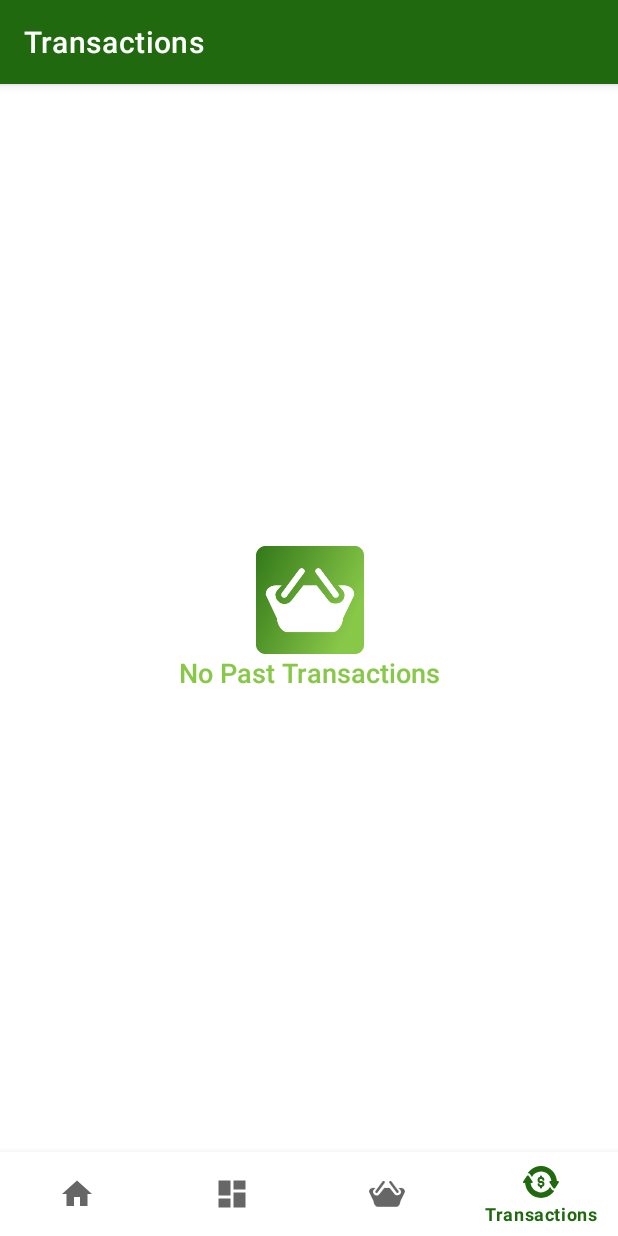
After one commit to Thumster/sMart-Mobile-Application, an Android app: the TransactionsFragment screen opened through its navigation route, on a phone screen of 412 x 824 dp. The commit adds this screen. Run offline under Robolectric (Android 15) with nearby library versions, the phone set to English and light mode, and no system bars; our stand-ins replace Firebase (no records; nobody signed in at launch, a user with empty details on screens opened directly), navigation-ui; libraries missing offline, so code that uses them is left out: com.firebase.ui.

Commit message:
Added transaction history

```diff
--- a/app/src/main/java/com/example/smart/MainActivity.java
+++ b/app/src/main/java/com/example/smart/MainActivity.java
@@ -45,7 +45,7 @@ public class MainActivity extends AppCompatActivity
             // Passing each menu ID as a set of Ids because each
             // menu should be considered as top level destinations.
             AppBarConfiguration appBarConfiguration = new AppBarConfiguration.Builder(
-                    R.id.navigation_home, R.id.navigation_items, R.id.navigation_cart)
+                    R.id.navigation_home, R.id.navigation_items, R.id.navigation_cart, R.id.navigation_transactions)
                     .build();
             NavController navController = Navigation.findNavController(this, R.id.nav_host_fragment);
             NavigationUI.setupActionBarWithNavController(this, navController, appBarConfiguration);
--- /dev/null
+++ b/app/src/main/java/com/example/smart/ui/transactions/TransactionsFragment.java
@@ -0,0 +1,90 @@
+package com.example.smart.ui.transactions;
+
+import android.os.Bundle;
+
+import androidx.fragment.app.Fragment;
+import androidx.recyclerview.widget.LinearLayoutManager;
+import androidx.recyclerview.widget.RecyclerView;
+
+import android.util.Log;
+import android.view.LayoutInflater;
+import android.view.View;
+import android.view.ViewGroup;
+
+import com.example.smart.R;
+import com.example.smart.adapter.ItemAdapter;
+import com.example.smart.adapter.TransactionAdapter;
+import com.example.smart.util.FirebaseUtil;
+import com.google.android.material.snackbar.Snackbar;
+import com.google.firebase.firestore.FirebaseFirestoreException;
+import com.google.firebase.firestore.Query;
+
+public class TransactionsFragment extends Fragment {
+
+    private TransactionAdapter transactionAdapter;
+
+    private RecyclerView transactionsRecycler;
+    private ViewGroup emptyView;
+
+    public TransactionsFragment() {
+    }
+
+    @Override
+    public View onCreateView(LayoutInflater inflater, ViewGroup container,
+                             Bundle savedInstanceState) {
+        View root = inflater.inflate(R.layout.fragment_transactions, container, false);
+        emptyView = root.findViewById(R.id.view_empty);
+        transactionsRecycler = root.findViewById(R.id.recycler_transactions);
+        initRecyclerView(root);
+
+        return root;
+    }
+
+    private void initRecyclerView(View view) {
+        Query query = FirebaseUtil.getUserTransactionsRef()
+                .orderBy("transactionDateTime", Query.Direction.DESCENDING);
+        transactionAdapter = new TransactionAdapter(query, getContext()) {
+
+            @Override
+            protected void onDataChanged() {
+                // Show/hide content if the query returns empty.
+                if (getItemCount() == 0) {
+                    transactionsRecycler.setVisibility(View.GONE);
+                    emptyView.setVisibility(View.VISIBLE);
+                } else {
+                    transactionsRecycler.setVisibility(View.VISIBLE);
+                    emptyView.setVisibility(View.GONE);
+                }
+            }
+
+            @Override
+            protected void onError(FirebaseFirestoreException e) {
+//                // Show a snackbar on errors
+                Snackbar.make(view.findViewById(android.R.id.content),
+                        "Error: check logs for info.", Snackbar.LENGTH_LONG).show();
+            }
+
+        };
+
+        transactionsRecycler.setLayoutManager(new LinearLayoutManager(getContext()));
+        transactionsRecycler.setAdapter(transactionAdapter);
+    }
+
+    @Override
+    public void onStart() {
+        super.onStart();
+
+        // Start listening for Firestore updates
+        if (transactionAdapter != null) {
+            transactionAdapter.startListening();
+        }
+    }
+
+    @Override
+    public void onStop() {
+        super.onStop();
+        if (transactionAdapter != null) {
+            transactionAdapter.stopListening();
+        }
+    }
+}
--- /dev/null
+++ b/app/src/main/res/drawable/ic_transactions_24dp.xml
@@ -0,0 +1,6 @@
+<vector android:height="24dp" android:viewportHeight="512.001"
+    android:viewportWidth="512.001" android:width="24dp" xmlns:android="http://schemas.android.com/apk/res/android">
+    <path android:fillColor="#FF000000" android:pathData="M443.077,379.077c-14.594,0 -28.244,-7.18 -36.511,-19.206l-21.682,-31.538c-25.541,45.795 -74.094,75.36 -128.883,75.36c-76.452,0 -139.524,-58.396 -146.96,-132.923h14.037c5.484,0 10.518,-3.039 13.071,-7.894c2.553,-4.854 2.206,-10.724 -0.901,-15.243l-21.53,-31.316l-32.624,-47.454c-2.754,-4.007 -7.306,-6.402 -12.17,-6.402c-0.608,0 -1.211,0.037 -1.807,0.11c-0.596,0.073 -1.183,0.183 -1.76,0.326c-1.442,0.359 -2.818,0.932 -4.081,1.697c-1.768,1.07 -3.318,2.515 -4.523,4.268L2.599,247.632c-3.107,4.519 -3.454,10.39 -0.901,15.243c2.553,4.853 7.587,7.895 13.072,7.895h15.24c3.514,54.931 26.587,106.091 65.859,145.364c42.773,42.773 99.642,66.329 160.132,66.329s117.359,-23.556 160.132,-66.329c11.371,-11.371 21.44,-23.845 30.085,-37.178C445.176,379.029 444.13,379.077 443.077,379.077z"/>
+    <path android:fillColor="#FF000000" android:pathData="M267.255,241.231h-22.505c-4.266,0 -7.736,-3.47 -7.736,-7.736v-11.253c0,-4.265 3.47,-7.735 7.736,-7.735h22.505c4.266,0 7.736,3.47 7.736,7.735c0,8.157 6.613,14.769 14.769,14.769c8.156,0 14.769,-6.613 14.769,-14.769c0,-19.366 -14.848,-35.325 -33.759,-37.103v-7.907c0,-8.157 -6.613,-14.769 -14.769,-14.769c-8.157,0 -14.769,6.613 -14.769,14.769v7.907c-18.91,1.778 -33.759,17.737 -33.759,37.103v11.253c0,20.554 16.721,37.275 37.275,37.275h22.505c4.266,0 7.736,3.47 7.736,7.736v11.253c0,4.265 -3.471,7.736 -7.736,7.736h-22.505c-4.266,0 -7.736,-3.47 -7.736,-7.735c0,-8.157 -6.613,-14.769 -14.769,-14.769c-8.156,0 -14.769,6.613 -14.769,14.769c0,19.366 14.848,35.325 33.759,37.103v7.906c0,8.157 6.613,14.769 14.769,14.769c8.157,0 14.769,-6.613 14.769,-14.769v-7.907c18.909,-1.778 33.759,-17.737 33.759,-37.103v-11.253C304.529,257.952 287.809,241.231 267.255,241.231z"/>
+    <path android:fillColor="#FF000000" android:pathData="M510.303,249.125c-2.554,-4.854 -7.587,-7.894 -13.072,-7.894h-15.24c-3.514,-54.931 -26.587,-106.091 -65.859,-145.364C373.36,53.095 316.49,29.539 256.001,29.539S138.641,53.095 95.869,95.868c-11.371,11.371 -21.44,23.845 -30.085,37.178c1.041,-0.074 2.087,-0.122 3.14,-0.122c14.595,0 28.244,7.18 36.511,19.206l21.682,31.538c25.541,-45.795 74.094,-75.359 128.883,-75.359c76.452,0 139.524,58.396 146.96,132.923h-14.037c-5.484,0 -10.518,3.039 -13.071,7.894c-2.553,4.854 -2.206,10.724 0.901,15.243l21.53,31.316l32.624,47.454c0.689,1.002 1.49,1.903 2.38,2.691c2.67,2.364 6.143,3.711 9.791,3.711c4.863,0 9.416,-2.395 12.171,-6.402l19.554,-28.443l34.599,-50.326C512.51,259.848 512.856,253.978 510.303,249.125z"/>
+</vector>
--- a/app/src/main/res/layout/dialog_checkout.xml
+++ b/app/src/main/res/layout/dialog_checkout.xml
@@ -77,7 +77,7 @@
         android:layout_marginBottom="8dp"
         tools:text="5 Items"
         android:textColor="@color/dark_green"
-        app:layout_constraintBottom_toTopOf="@id/button_checkout"
+        app:layout_constraintBottom_toTopOf="@id/button_confirm"
         app:layout_constraintStart_toStartOf="parent"
         app:layout_constraintTop_toBottomOf="@id/divider_2" />
 
--- /dev/null
+++ b/app/src/main/res/layout/fragment_transactions.xml
@@ -0,0 +1,49 @@
+<?xml version="1.0" encoding="utf-8"?>
+<androidx.constraintlayout.widget.ConstraintLayout xmlns:android="http://schemas.android.com/apk/res/android"
+    xmlns:app="http://schemas.android.com/apk/res-auto"
+    xmlns:tools="http://schemas.android.com/tools"
+    android:layout_width="match_parent"
+    android:layout_height="match_parent"
+    tools:context=".ui.transactions.TransactionsFragment">
+
+    <androidx.recyclerview.widget.RecyclerView
+        android:id="@+id/recycler_transactions"
+        android:layout_width="match_parent"
+        android:layout_height="wrap_content"
+        app:layout_constraintTop_toTopOf="parent" />
+
+    <androidx.constraintlayout.widget.ConstraintLayout
+        android:id="@+id/view_empty"
+        android:layout_width="wrap_content"
+        android:layout_height="wrap_content"
+        android:visibility="gone"
+        app:layout_constraintBottom_toBottomOf="parent"
+        app:layout_constraintLeft_toLeftOf="parent"
+        app:layout_constraintRight_toRightOf="parent"
+        app:layout_constraintTop_toTopOf="parent">
+
+        <ImageView
+            android:id="@+id/empty_icon"
+            android:layout_width="wrap_content"
+            android:layout_height="wrap_content"
+            android:src="@mipmap/ic_launcher_smart_round"
+            app:layout_constraintBottom_toTopOf="@+id/empty_text"
+            app:layout_constraintEnd_toEndOf="parent"
+            app:layout_constraintStart_toStartOf="parent"
+            app:layout_constraintTop_toTopOf="parent"
+            app:layout_constraintVertical_chainStyle="packed" />
+
+        <TextView
+            android:id="@+id/empty_text"
+            style="@style/Theme.SMart.Title"
+            android:layout_width="wrap_content"
+            android:layout_height="wrap_content"
+            android:text="No Past Transactions"
+            android:textColor="@color/light_green"
+            app:layout_constraintBottom_toBottomOf="parent"
+            app:layout_constraintEnd_toEndOf="@+id/empty_icon"
+            app:layout_constraintStart_toStartOf="@id/empty_icon"
+            app:layout_constraintTop_toBottomOf="@id/empty_icon" />
+
+    </androidx.constraintlayout.widget.ConstraintLayout>
+</androidx.constraintlayout.widget.ConstraintLayout>
--- a/app/src/main/res/layout/item_item.xml
+++ b/app/src/main/res/layout/item_item.xml
@@ -10,7 +10,7 @@
     <com.chauthai.swipereveallayout.SwipeRevealLayout
         android:id="@+id/item_slide_layout"
         android:layout_width="match_parent"
-        android:layout_height="110dp"
+        android:layout_height="90dp"
         app:dragEdge="right"
         app:mode="same_level">
 
--- a/app/src/main/res/menu/bottom_nav_menu.xml
+++ b/app/src/main/res/menu/bottom_nav_menu.xml
@@ -16,4 +16,9 @@
         android:icon="@drawable/ic_smart_cart_black_transparent"
         android:title="@string/title_cart" />
 
+    <item
+        android:id="@+id/navigation_transactions"
+        android:icon="@drawable/ic_transactions_24dp"
+        android:title="@string/title_transactions" />
+
 </menu>
--- a/app/src/main/res/navigation/mobile_navigation.xml
+++ b/app/src/main/res/navigation/mobile_navigation.xml
@@ -22,4 +22,10 @@
         android:name="com.example.smart.ui.cart.CartFragment"
         android:label="@string/title_cart"
         tools:layout="@layout/fragment_cart" />
+
+    <fragment
+        android:id="@+id/navigation_transactions"
+        android:name="com.example.smart.ui.transactions.TransactionsFragment"
+        android:label="@string/title_transactions"
+        tools:layout="@layout/fragment_transactions" />
 </navigation>
--- a/app/src/main/res/values/strings.xml
+++ b/app/src/main/res/values/strings.xml
@@ -3,6 +3,7 @@
     <string name="title_home">Home</string>
     <string name="title_items">Items</string>
     <string name="title_cart">Cart</string>
+    <string name="title_transactions">Transactions</string>
     <string name="home_button_text">Test Button</string>
     <string name="no_results">No items found</string>
     <string name="title_promo">Promotion</string>
```
Also changed, not shown: app/src/main/java/com/example/smart/adapter/TransactionAdapter.java (added, +85 -0 lines), app/src/main/java/com/example/smart/adapter/TransactionLineItemAdapter.java (added, +62 -0 lines), app/src/main/res/layout/item_transaction.xml (added, +124 -0 lines).
